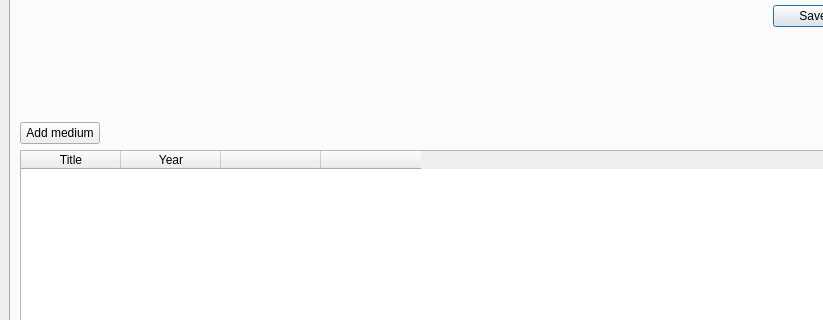
Above: src/views/mainwindow.ui from niklashempel/qt-beleg before the change; both pictures show x 0 to 823 and y 208 to 528 of the 999 by 672 pixel window. Below: the same form after it.
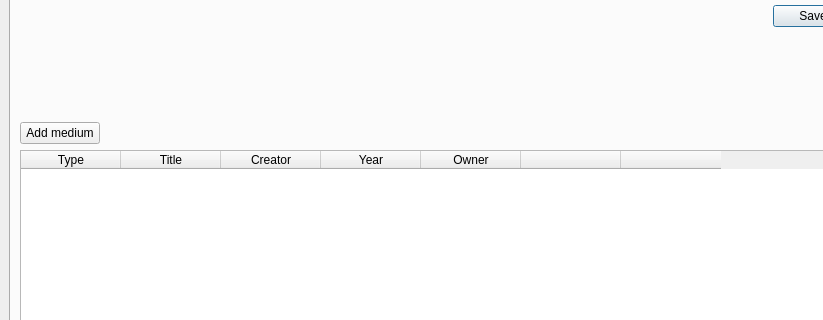
That is the form after the change.

Commit message: Sort tables (#6)

Patch:
```diff
--- a/src/views/mainwindow.ui
+++ b/src/views/mainwindow.ui
@@ -234,16 +234,37 @@
              <property name="gridStyle">
               <enum>Qt::SolidLine</enum>
              </property>
+             <property name="sortingEnabled">
+              <bool>true</bool>
+             </property>
+             <attribute name="verticalHeaderVisible">
+              <bool>false</bool>
+             </attribute>
+             <column>
+              <property name="text">
+               <string>Type</string>
+              </property>
+             </column>
              <column>
               <property name="text">
                <string>Title</string>
               </property>
              </column>
+             <column>
+              <property name="text">
+               <string>Creator</string>
+              </property>
+             </column>
              <column>
               <property name="text">
                <string>Year</string>
               </property>
              </column>
+             <column>
+              <property name="text">
+               <string>Owner</string>
+              </property>
+             </column>
              <column>
               <property name="text">
                <string/>
```
Left out of the diff: 3 changed lines with no effect on the pictures. The commit also changes 1 other file.
